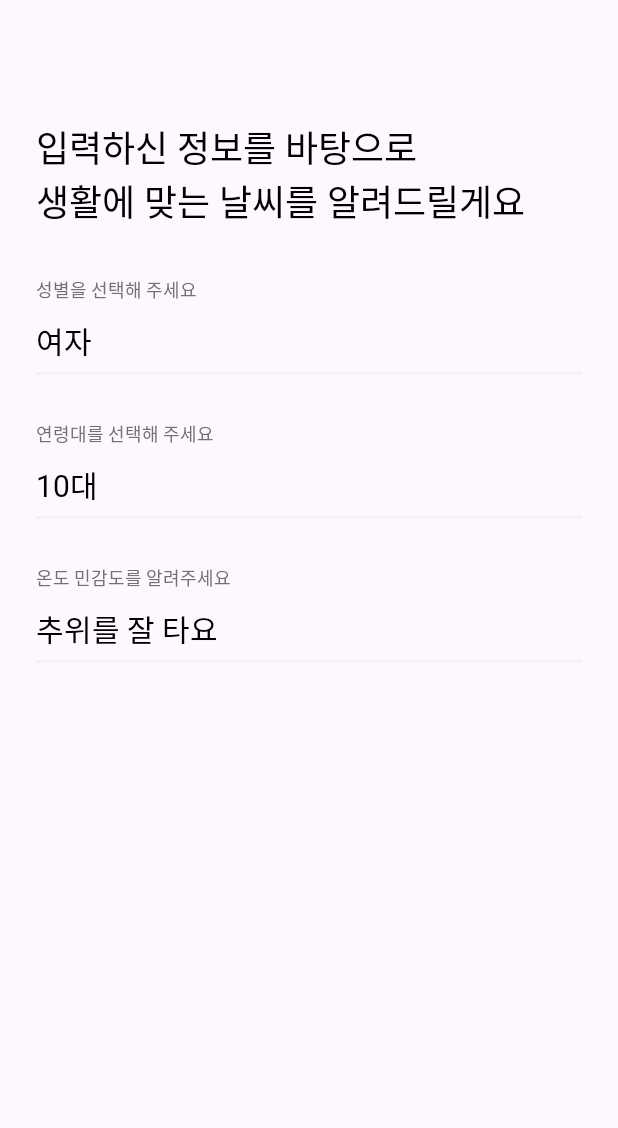
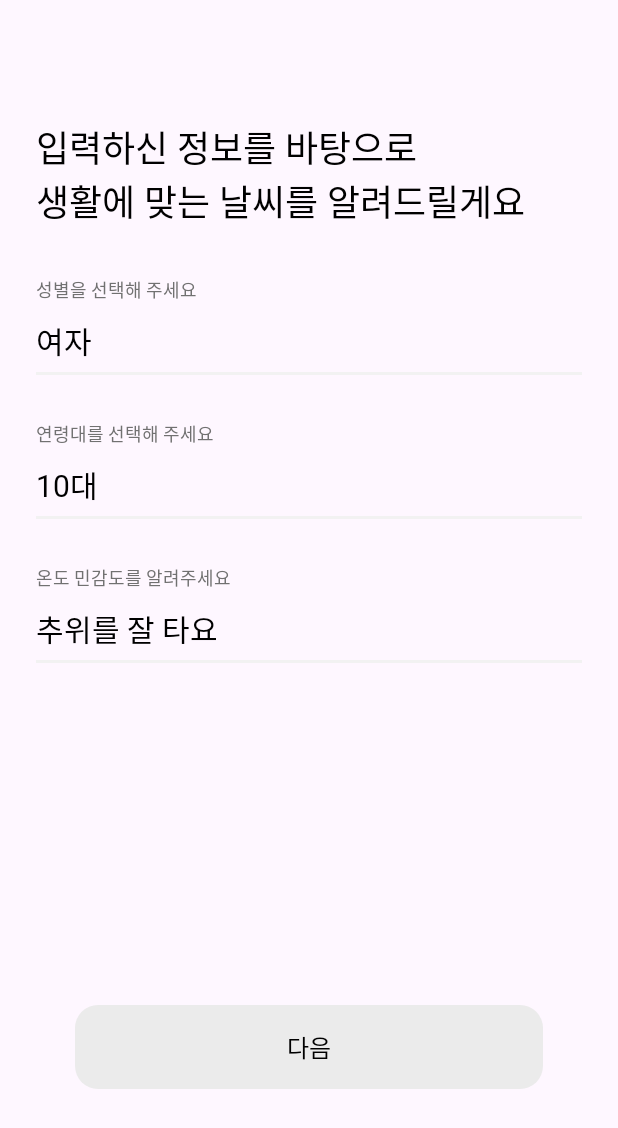
Before and after one commit to TeamShortWeather/ShortWeather-AOS, an Android app: the layout activity_input_info.xml on its own in the app's theme, with its tools: preview values and no code run, on a phone screen of 412 x 824 dp. Shown: the top 1128 px of the screen. Run offline under Robolectric (Android 15) with nearby library versions, the phone set to English and light mode, and no system bars.

Commit message:
[ui] 1페이지 다음 버튼 추가

```diff
--- a/app/src/main/AndroidManifest.xml
+++ b/app/src/main/AndroidManifest.xml
@@ -19,6 +19,9 @@
             android:name=".presentation.MainActivity">
         </activity>
         <activity
+            android:name=".presentation.input.view.InputInfoActivity">
+        </activity>
+        <activity
             android:name=".presentation.splash.SplashActivity"
             android:exported="true">
             <intent-filter>
--- a/app/src/main/java/org/shortweather/presentation/input/view/InputInfoActivity.kt
+++ b/app/src/main/java/org/shortweather/presentation/input/view/InputInfoActivity.kt
@@ -11,6 +11,6 @@ class InputInfoActivity: BindingActivity<ActivityInputInfoBinding>(R.layout.acti
 
     override fun onCreate(savedInstanceState: Bundle?) {
         super.onCreate(savedInstanceState)
-        setContentView(R.layout.activity_splash)
+        setContentView(R.layout.activity_input_info)
     }
 }
--- a/app/src/main/java/org/shortweather/presentation/splash/SplashActivity.kt
+++ b/app/src/main/java/org/shortweather/presentation/splash/SplashActivity.kt
@@ -8,6 +8,7 @@ import android.os.Handler
 import android.os.Looper
 import org.shortweather.databinding.ActivitySplashBinding
 import org.shortweather.presentation.MainActivity
+import org.shortweather.presentation.input.view.InputInfoActivity
 import org.shortweather.util.binding.BindingActivity
 
 @AndroidEntryPoint
@@ -21,7 +22,7 @@ class SplashActivity: BindingActivity<ActivitySplashBinding>(R.layout.activity_s
         Handler(Looper.getMainLooper()).postDelayed({
 
             //main activity 시작
-            startActivity(Intent(this, MainActivity::class.java))
+            startActivity(Intent(this, InputInfoActivity::class.java))
 
             //액티비티 닫기
             finish()
--- /dev/null
+++ b/app/src/main/res/drawable/btn_input_info.xml
@@ -0,0 +1,9 @@
+<?xml version="1.0" encoding="utf-8"?>
+<shape xmlns:android="http://schemas.android.com/apk/res/android"
+    android:shape="rectangle">
+
+    <size
+        android:width="312dp"
+        android:height="56dp" />
+    <corners android:radius="15dp" />
+</shape>
--- a/app/src/main/res/layout/activity_input_info.xml
+++ b/app/src/main/res/layout/activity_input_info.xml
@@ -144,5 +144,18 @@
             app:layout_constraintTop_toBottomOf="@+id/tv_input_info_sense" />
         <!--데이터바인딩으로 추후 background 빨강/검정으로 제어 필요-->
 
+        <androidx.appcompat.widget.AppCompatButton
+            android:layout_width="wrap_content"
+            android:layout_height="wrap_content"
+            android:layout_marginTop="670dp"
+            android:text="다음"
+            android:textAppearance="@style/TextAppearance.ShortWeather.Subhead2"
+            android:background="@drawable/btn_input_info"
+            android:backgroundTint="@color/short_weather_gray_2"
+            app:layout_constraintEnd_toEndOf="parent"
+            app:layout_constraintStart_toStartOf="parent"
+            app:layout_constraintTop_toTopOf="parent" />
+        <!--데이터바인딩으로 backgroundTint 회색/파랑, textColor 검정/하양으로 제어 필요-->
+
     </androidx.constraintlayout.widget.ConstraintLayout>
 </layout>
```
